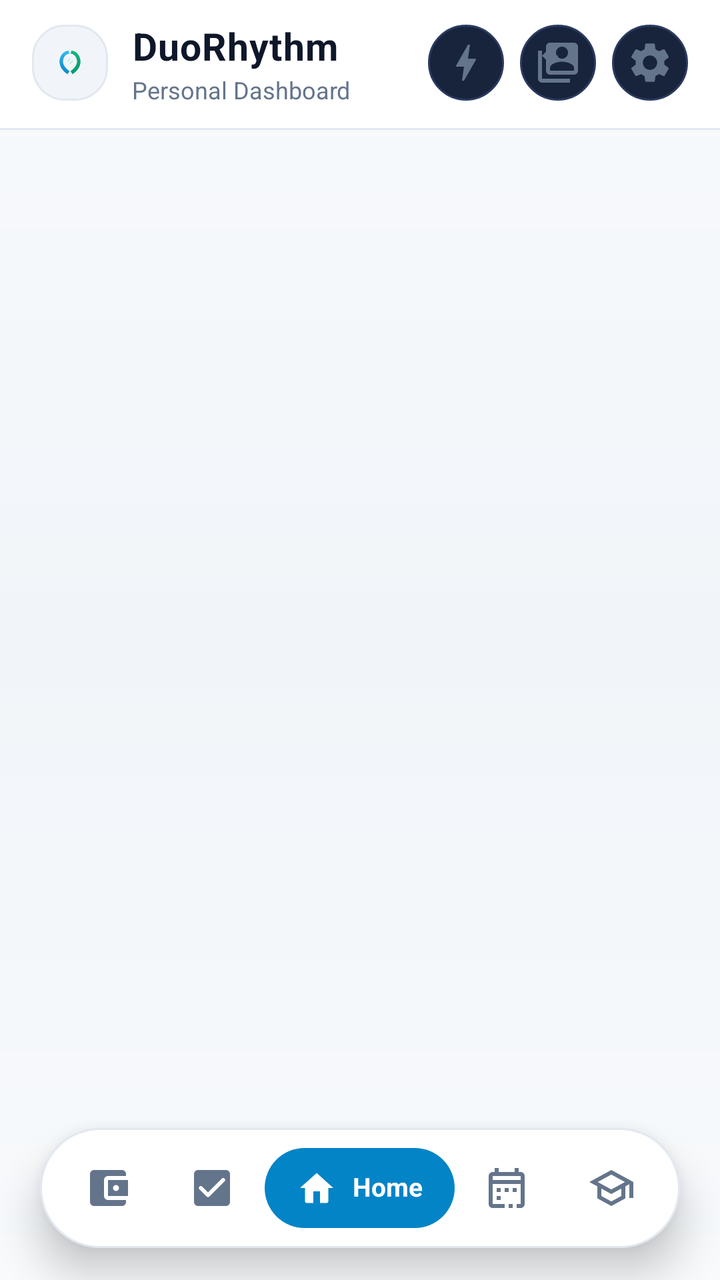
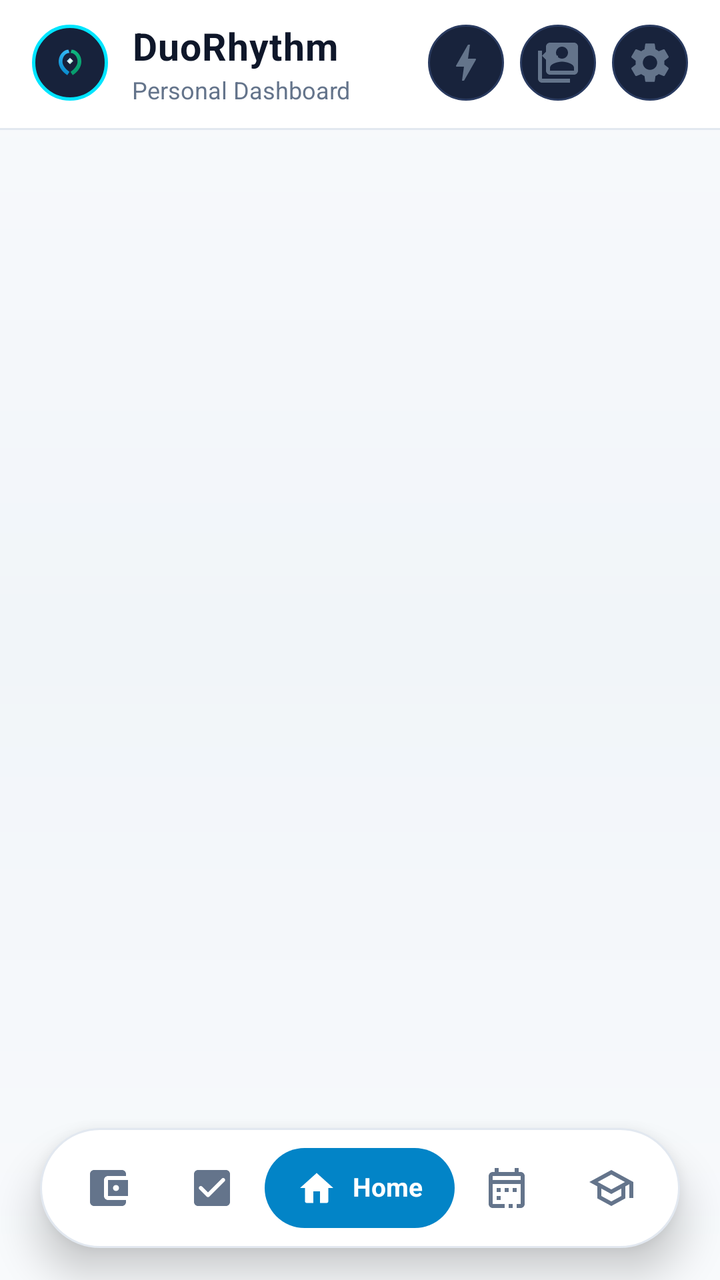

Before-and-after screenshots of an Android layout around one commit, followed by the original layout XML and the change that was made.
<!-- AndroidManifest.xml: application theme Theme.LifeSync -->
<!-- res/layout/activity_main.xml -->
<?xml version="1.0" encoding="utf-8"?>
<androidx.coordinatorlayout.widget.CoordinatorLayout xmlns:android="http://schemas.android.com/apk/res/android"
    xmlns:app="http://schemas.android.com/apk/res-auto"
    xmlns:tools="http://schemas.android.com/tools"
    android:id="@+id/coordinatorLayout"
    android:layout_width="match_parent"
    android:layout_height="match_parent"
    android:clipChildren="false"
    android:clipToPadding="false"
    android:background="@drawable/bg_ambient_canvas">

    
    <com.google.android.material.appbar.AppBarLayout
        android:id="@+id/appBarLayout"
        android:layout_width="match_parent"
        android:layout_height="wrap_content"
        android:background="@drawable/bg_cyber_header"
        app:elevation="0dp">

        <LinearLayout
            android:layout_width="match_parent"
            android:layout_height="wrap_content"
            android:orientation="vertical"
            android:paddingHorizontal="16dp"
            android:paddingTop="10dp"
            android:paddingBottom="12dp">

            <LinearLayout
                android:layout_width="match_parent"
                android:layout_height="wrap_content"
                android:gravity="center_vertical"
                android:orientation="horizontal">

                
                <ImageView
                    android:id="@+id/ivAppLogo"
                    android:layout_width="38dp"
                    android:layout_height="38dp"
                    android:background="@drawable/bg_glass_squircle_action"
                    android:padding="7dp"
                    android:src="@drawable/ic_app_logo"
                    android:contentDescription="@string/app_name" />

                
                <LinearLayout
                    android:layout_width="0dp"
                    android:layout_height="wrap_content"
                    android:layout_marginStart="12dp"
                    android:layout_weight="1"
                    android:orientation="vertical">

                    <TextView
                        android:id="@+id/tvAppTitle"
                        android:layout_width="wrap_content"
                        android:layout_height="wrap_content"
                        android:letterSpacing="0.02"
                        android:text="DuoRhythm"
                        android:textColor="@color/text_primary"
                        android:textSize="19sp"
                        android:textStyle="bold" />

                    <TextView
                        android:id="@+id/tvAppSubtitle"
                        android:layout_width="wrap_content"
                        android:layout_height="wrap_content"
                        android:layout_marginTop="1dp"
                        android:text="Personal Dashboard"
                        android:textColor="@color/text_secondary"
                        android:textSize="12sp" />
                </LinearLayout>

                
                <TextView
                    android:id="@+id/tvAppStatusBadge"
                    android:layout_width="0dp"
                    android:layout_height="0dp"
                    android:visibility="gone" />

                
                <ImageButton
                    android:id="@+id/btnQuickTools"
                    android:layout_width="38dp"
                    android:layout_height="38dp"
                    android:background="@drawable/bg_header_action_button"
                    android:contentDescription="Focus Suite"
                    android:padding="8dp"
                    android:src="@drawable/ic_bolt"
                    app:tint="@color/text_secondary" />

                
                <ImageButton
                    android:id="@+id/btnQuickProfile"
                    android:layout_width="38dp"
                    android:layout_height="38dp"
                    android:layout_marginStart="8dp"
                    android:background="@drawable/bg_header_action_button"
                    android:contentDescription="Switch Workspace Profile"
                    android:padding="8dp"
                    android:src="@drawable/ic_switch_account"
                    app:tint="@color/text_secondary" />

                
                <ImageButton
                    android:id="@+id/btnQuickSettings"
                    android:layout_width="38dp"
                    android:layout_height="38dp"
                    android:layout_marginStart="8dp"
                    android:background="@drawable/bg_header_action_button"
                    android:contentDescription="Settings"
                    android:padding="8dp"
                    android:src="@drawable/ic_settings"
                    app:tint="@color/text_secondary" />

                
                <ImageButton
                    android:id="@+id/btnQuickBackup"
                    android:layout_width="0dp"
                    android:layout_height="0dp"
                    android:visibility="gone" />

                
                <ImageButton
                    android:id="@+id/btnQuickPomodoro"
                    android:layout_width="0dp"
                    android:layout_height="0dp"
                    android:contentDescription=""
                    android:visibility="gone" />

                <ImageButton
                    android:id="@+id/btnQuickMusic"
                    android:layout_width="0dp"
                    android:layout_height="0dp"
                    android:contentDescription=""
                    android:visibility="gone" />

                <ImageButton
                    android:id="@+id/btnQuickCalc"
                    android:layout_width="0dp"
                    android:layout_height="0dp"
                    android:contentDescription=""
                    android:visibility="gone" />

                <ImageButton
                    android:id="@+id/btnQuickAbout"
                    android:layout_width="0dp"
                    android:layout_height="0dp"
                    android:contentDescription=""
                    android:visibility="gone" />
            </LinearLayout>

        </LinearLayout>
    </com.google.android.material.appbar.AppBarLayout>

    
    <androidx.viewpager2.widget.ViewPager2
        android:id="@+id/mainViewPager"
        android:layout_width="match_parent"
        android:layout_height="match_parent"
        app:layout_behavior="@string/appbar_scrolling_view_behavior" />

    
    <FrameLayout
        android:id="@+id/toolsContainer"
        android:layout_width="match_parent"
        android:layout_height="match_parent"
        android:visibility="gone"
        app:layout_behavior="@string/appbar_scrolling_view_behavior" />

    
    <LinearLayout
        android:id="@+id/bottomNav"
        android:layout_width="match_parent"
        android:layout_height="60dp"
        android:layout_gravity="bottom|center_horizontal"
        android:layout_marginStart="20dp"
        android:layout_marginEnd="20dp"
        android:layout_marginBottom="16dp"
        android:background="@drawable/bg_floating_glass_dock"
        android:clipChildren="false"
        android:clipToPadding="false"
        android:elevation="12dp"
        android:gravity="center_vertical"
        android:orientation="horizontal"
        android:paddingStart="8dp"
        android:paddingEnd="8dp">

        
        <LinearLayout
            android:id="@+id/nav_wallet"
            android:layout_width="0dp"
            android:layout_height="wrap_content"
            android:layout_weight="1"
            android:background="@drawable/bg_nav_tab_ripple"
            android:clickable="true"
            android:clipChildren="false"
            android:clipToPadding="false"
            android:contentDescription="@string/nav_wallet"
            android:focusable="true"
            android:gravity="center"
            android:orientation="horizontal"
            android:paddingTop="10dp"
            android:paddingBottom="10dp">

            <ImageView
                android:id="@+id/ivNavWallet"
                android:layout_width="24dp"
                android:layout_height="24dp"
                android:contentDescription="@string/nav_wallet"
                android:src="@drawable/ic_wallet"
                app:tint="#64748B" />

            <TextView
                android:id="@+id/tvNavWallet"
                android:layout_width="wrap_content"
                android:layout_height="wrap_content"
                android:layout_marginStart="8dp"
                android:includeFontPadding="false"
                android:singleLine="true"
                android:ellipsize="none"
                android:text="@string/nav_wallet"
                android:textColor="#FFFFFF"
                android:textSize="13sp"
                android:textStyle="bold"
                android:visibility="gone" />
        </LinearLayout>

        
        <LinearLayout
            android:id="@+id/nav_tasks"
            android:layout_width="0dp"
            android:layout_height="wrap_content"
            android:layout_weight="1"
            android:background="@drawable/bg_nav_tab_ripple"
            android:clickable="true"
            android:clipChildren="false"
            android:clipToPadding="false"
            android:contentDescription="@string/nav_tasks"
            android:focusable="true"
            android:gravity="center"
            android:orientation="horizontal"
            android:paddingTop="10dp"
            android:paddingBottom="10dp">

            <ImageView
                android:id="@+id/ivNavTasks"
                android:layout_width="24dp"
                android:layout_height="24dp"
                android:contentDescription="@string/nav_tasks"
                android:src="@drawable/ic_tasks"
                app:tint="#64748B" />

            <TextView
                android:id="@+id/tvNavTasks"
                android:layout_width="wrap_content"
                android:layout_height="wrap_content"
                android:layout_marginStart="8dp"
                android:includeFontPadding="false"
                android:singleLine="true"
                android:ellipsize="none"
                android:text="@string/nav_tasks"
                android:textColor="#FFFFFF"
                android:textSize="13sp"
                android:textStyle="bold"
                android:visibility="gone" />
        </LinearLayout>

        
        <LinearLayout
            android:id="@+id/nav_home"
            android:layout_width="wrap_content"
            android:layout_height="wrap_content"
            android:layout_weight="0"
            android:background="@drawable/bg_nav_active_pill"
            android:clickable="true"
            android:clipChildren="false"
            android:clipToPadding="false"
            android:contentDescription="@string/nav_home"
            android:focusable="true"
            android:gravity="center"
            android:orientation="horizontal"
            android:paddingStart="16dp"
            android:paddingTop="10dp"
            android:paddingEnd="16dp"
            android:paddingBottom="10dp">

            <ImageView
                android:id="@+id/ivNavHome"
                android:layout_width="20dp"
                android:layout_height="20dp"
                android:contentDescription="@string/nav_home"
                android:src="@drawable/ic_home"
                app:tint="#FFFFFF" />

            <TextView
                android:id="@+id/tvNavHome"
                android:layout_width="wrap_content"
                android:layout_height="wrap_content"
                android:layout_marginStart="8dp"
                android:includeFontPadding="false"
                android:singleLine="true"
                android:ellipsize="none"
                android:text="@string/nav_home"
                android:textColor="#FFFFFF"
                android:textSize="13sp"
                android:textStyle="bold"
                android:visibility="visible" />
        </LinearLayout>

        
        <LinearLayout
            android:id="@+id/nav_schedule"
            android:layout_width="0dp"
            android:layout_height="wrap_content"
            android:layout_weight="1"
            android:background="@drawable/bg_nav_tab_ripple"
            android:clickable="true"
            android:clipChildren="false"
            android:clipToPadding="false"
            android:contentDescription="@string/nav_schedule"
            android:focusable="true"
            android:gravity="center"
            android:orientation="horizontal"
            android:paddingTop="10dp"
            android:paddingBottom="10dp">

            <ImageView
                android:id="@+id/ivNavSchedule"
                android:layout_width="24dp"
                android:layout_height="24dp"
                android:contentDescription="@string/nav_schedule"
                android:src="@drawable/ic_schedule"
                app:tint="#64748B" />

            <TextView
                android:id="@+id/tvNavSchedule"
                android:layout_width="wrap_content"
                android:layout_height="wrap_content"
                android:layout_marginStart="8dp"
                android:includeFontPadding="false"
                android:singleLine="true"
                android:ellipsize="none"
                android:text="@string/nav_schedule"
                android:textColor="#FFFFFF"
                android:textSize="13sp"
                android:textStyle="bold"
                android:visibility="gone" />
        </LinearLayout>

        
        <LinearLayout
            android:id="@+id/nav_portal"
            android:layout_width="0dp"
            android:layout_height="wrap_content"
            android:layout_weight="1"
            android:background="@drawable/bg_nav_tab_ripple"
            android:clickable="true"
            android:clipChildren="false"
            android:clipToPadding="false"
            android:contentDescription="@string/nav_portal"
            android:focusable="true"
            android:gravity="center"
            android:orientation="horizontal"
            android:paddingTop="10dp"
            android:paddingBottom="10dp">

            <ImageView
                android:id="@+id/ivNavPortal"
                android:layout_width="24dp"
                android:layout_height="24dp"
                android:contentDescription="@string/nav_portal"
                android:src="@drawable/ic_portal"
                app:tint="#64748B" />

            <TextView
                android:id="@+id/tvNavPortal"
                android:layout_width="wrap_content"
                android:layout_height="wrap_content"
                android:layout_marginStart="8dp"
                android:includeFontPadding="false"
                android:singleLine="true"
                android:ellipsize="none"
                android:text="@string/nav_portal"
                android:textColor="#FFFFFF"
                android:textSize="13sp"
                android:textStyle="bold"
                android:visibility="gone" />
        </LinearLayout>

    </LinearLayout>

</androidx.coordinatorlayout.widget.CoordinatorLayout>
<!-- resources referenced by this layout -->
<resources>
  <color name="text_primary">#0F172A</color>
  <color name="text_secondary">#64748B</color>
  <!-- drawable bg_ambient_canvas (drawable) -->
  <?xml version="1.0" encoding="utf-8"?>
  <shape xmlns:android="http://schemas.android.com/apk/res/android"
      android:shape="rectangle">
      <gradient
          android:angle="270"
          android:startColor="#F8FAFC"
          android:centerColor="#F1F5F9"
          android:endColor="#F8FAFC"
          android:type="linear" />
  </shape>
  <!-- drawable bg_floating_glass_dock (drawable) -->
  <?xml version="1.0" encoding="utf-8"?>
  <shape xmlns:android="http://schemas.android.com/apk/res/android"
      android:shape="rectangle">
      <corners android:radius="30dp" />
      <solid android:color="@color/surface_nav" />
      <stroke
          android:width="1dp"
          android:color="@color/nav_divider" />
  </shape>
  <!-- drawable bg_glass_squircle_action (drawable) -->
  <?xml version="1.0" encoding="utf-8"?>
  <ripple xmlns:android="http://schemas.android.com/apk/res/android"
      android:color="#200284C7">
      <item>
          <shape android:shape="rectangle">
              <corners android:radius="16dp" />
              <solid android:color="@color/surface_variant" />
              <stroke
                  android:width="1dp"
                  android:color="@color/card_stroke" />
          </shape>
      </item>
  </ripple>
  <!-- drawable bg_header_action_button (drawable) -->
  <?xml version="1.0" encoding="utf-8"?>
  <ripple xmlns:android="http://schemas.android.com/apk/res/android"
      android:color="#3300E5FF">
      <item>
          <shape android:shape="oval">
              <solid android:color="#18233C" />
              <stroke android:width="1dp" android:color="#2A3B60" />
          </shape>
      </item>
  </ripple>
  <!-- drawable bg_nav_active_pill (drawable) -->
  <?xml version="1.0" encoding="utf-8"?>
  <ripple xmlns:android="http://schemas.android.com/apk/res/android"
      android:color="#33FFFFFF">
      <item>
          <shape android:shape="rectangle">
              <corners android:radius="20dp" />
              <solid android:color="#0284C7" />
          </shape>
      </item>
  </ripple>
  <string name="app_name">DuoRhythm</string>
  <string name="nav_home">Home</string>
  <string name="nav_portal">Portal</string>
  <string name="nav_schedule">Schedule</string>
  <string name="nav_tasks">Tasks</string>
  <string name="nav_wallet">Wallet</string>
  <color name="surface">#FFFFFF</color>
  <color name="card_stroke">#E2E8F0</color>
  <color name="surface_nav">#FFFFFF</color>
  <color name="nav_divider">#E2E8F0</color>
  <color name="surface_variant">#F1F5F9</color>
  <color name="primary">#0284C7</color>
  <color name="primary_variant">#0369A1</color>
  <color name="on_primary">#FFFFFF</color>
  <color name="secondary">#7C3AED</color>
  <color name="secondary_variant">#6D28D9</color>
  <color name="on_secondary">#FFFFFF</color>
  <color name="background">#F8FAFC</color>
  <style name="CardElevationRounded" parent="Widget.MaterialComponents.CardView">
          <item name="cardCornerRadius">22dp</item>
          <item name="cardElevation">2dp</item>
          <item name="strokeWidth">1dp</item>
          <item name="strokeColor">@color/card_stroke</item>
          <item name="cardBackgroundColor">@color/surface_card</item>
      </style>
  <style name="DuoRhythmTextView" parent="android:Widget.TextView">
          <item name="android:lineSpacingExtra">2dp</item>
          <item name="android:fontFamily">sans-serif</item>
          <item name="android:includeFontPadding">true</item>
      </style>
  <style name="DuoRhythmEditText" parent="android:Widget.EditText">
          <item name="android:lineSpacingExtra">2dp</item>
          <item name="android:fontFamily">sans-serif</item>
          <item name="android:includeFontPadding">true</item>
          <item name="android:textColor">@color/text_primary</item>
          <item name="android:textColorHint">@color/text_secondary</item>
      </style>
  <color name="surface_card">#FFFFFF</color>
  <!-- unchanged entries left out for length: 12 -->
</resources>

<!-- the commit's change to res/layout/activity_main.xml (unified diff, before → after) -->
@@ -36,8 +36,8 @@
                     android:id="@+id/ivAppLogo"
                     android:layout_width="38dp"
                     android:layout_height="38dp"
-                    android:background="@drawable/bg_glass_squircle_action"
-                    android:padding="7dp"
+                    android:background="@drawable/bg_icon_badge_logo"
+                    android:padding="6dp"
                     android:src="@drawable/ic_app_logo"
                     android:contentDescription="@string/app_name" />
 
<!-- resource entries referenced after the edit -->
@@ -23,20 +23,6 @@
           android:width="1dp"
           android:color="@color/nav_divider" />
   </shape>
-  <!-- drawable bg_glass_squircle_action (drawable) -->
-  <?xml version="1.0" encoding="utf-8"?>
-  <ripple xmlns:android="http://schemas.android.com/apk/res/android"
-      android:color="#200284C7">
-      <item>
-          <shape android:shape="rectangle">
-              <corners android:radius="16dp" />
-              <solid android:color="@color/surface_variant" />
-              <stroke
-                  android:width="1dp"
-                  android:color="@color/card_stroke" />
-          </shape>
-      </item>
-  </ripple>
   <!-- drawable bg_header_action_button (drawable) -->
   <?xml version="1.0" encoding="utf-8"?>
   <ripple xmlns:android="http://schemas.android.com/apk/res/android"
@@ -48,6 +34,15 @@
           </shape>
       </item>
   </ripple>
+  <!-- drawable bg_icon_badge_logo (drawable) -->
+  <?xml version="1.0" encoding="utf-8"?>
+  <shape xmlns:android="http://schemas.android.com/apk/res/android"
+      android:shape="oval">
+      <solid android:color="#17223B" />
+      <stroke
+          android:width="1.5dp"
+          android:color="#00E5FF" />
+  </shape>
   <!-- drawable bg_nav_active_pill (drawable) -->
   <?xml version="1.0" encoding="utf-8"?>
   <ripple xmlns:android="http://schemas.android.com/apk/res/android"
@@ -69,7 +64,6 @@
   <color name="card_stroke">#E2E8F0</color>
   <color name="surface_nav">#FFFFFF</color>
   <color name="nav_divider">#E2E8F0</color>
-  <color name="surface_variant">#F1F5F9</color>
   <color name="primary">#0284C7</color>
   <color name="primary_variant">#0369A1</color>
   <color name="on_primary">#FFFFFF</color>
